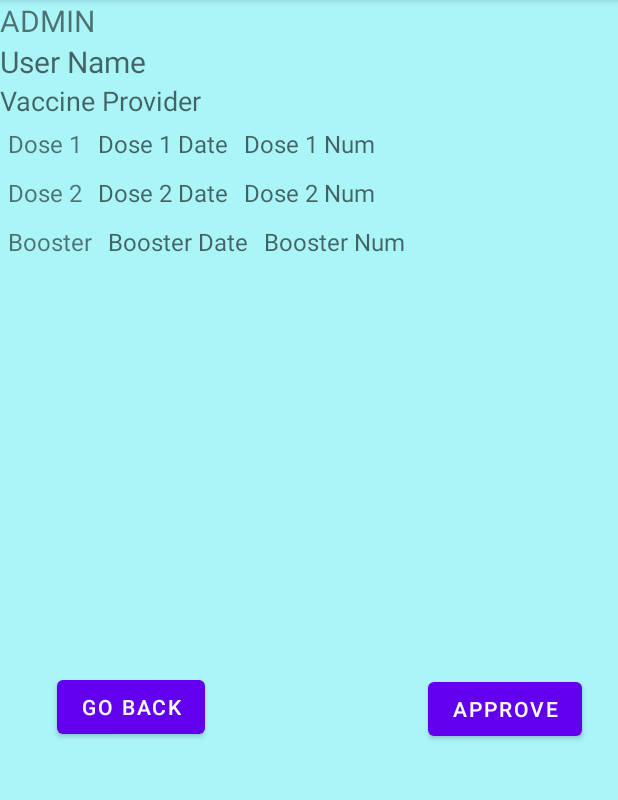
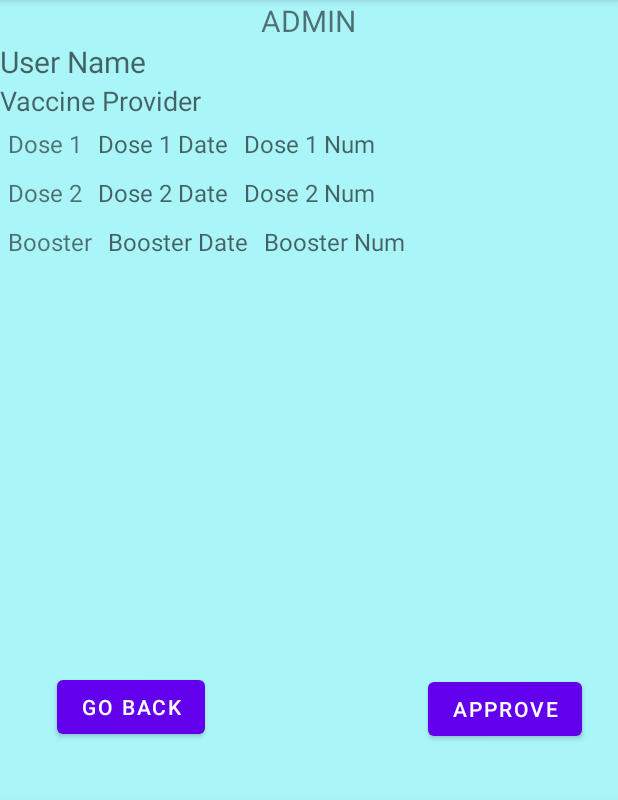
Before and after one commit to TeannaP18/VirtualVaccinationCard, an Android app: the AdminHome2Activity screen opened directly, with no data from a screen before it, on a phone screen of 412 x 824 dp, the part 84-884 px from its top. Run offline under Robolectric (Android 15) with nearby library versions, the phone set to English and light mode, and no system bars.

Commit message:
fixed adminHome2 activity TextViews

```diff
--- a/app/src/main/java/cosc490/morgan/virtualvaccinationcard/AdminHome2Activity.java
+++ b/app/src/main/java/cosc490/morgan/virtualvaccinationcard/AdminHome2Activity.java
@@ -3,6 +3,7 @@ package cosc490.morgan.virtualvaccinationcard;
 import androidx.appcompat.app.AppCompatActivity;
 
 import android.content.Intent;
+import android.graphics.Bitmap;
 import android.os.Bundle;
 import android.view.View;
 import android.widget.Button;
@@ -17,6 +18,7 @@ public class AdminHome2Activity extends AppCompatActivity {
     private Button goBack, approved;
     private DBHandler dbHandler;
     String userName2, vaccineProvider2, dose1date2, dose1Num2, dose2Date2, dose2Num2, boosterDate2, boosterNum2, imageString2;
+//    int id, approval_code;
 
     @Override
     protected void onCreate(Bundle savedInstanceState) {
@@ -33,16 +35,16 @@ public class AdminHome2Activity extends AppCompatActivity {
         boosterDate_2 = findViewById(R.id.tvBoosterDate_2);
         boosterNum_2 = findViewById(R.id.tvBoosterNum_2);
         cardImage_2 = findViewById(R.id.ivVaccinePhoto_2);
-
-        //initialize buttons
+        //buttons
         goBack = findViewById(R.id.btnGoBack);
         approved = findViewById(R.id.btnApproveRecord);
 
         dbHandler = new DBHandler(AdminHome2Activity.this);
 
         //getting which data is passed into adapter class
+//        id = getIntent().getIntExtra("id", 0);
         userName2 = getIntent().getStringExtra("name");
-        vaccineProvider2 = getIntent().getStringExtra("vaccine_provider");
+        vaccineProvider2 = getIntent().getStringExtra("vac_provider");
         dose1date2 = getIntent().getStringExtra("dose1_date");
         dose1Num2 = getIntent().getStringExtra("dose1_num");
         dose2Date2 = getIntent().getStringExtra("dose2_date");
@@ -60,7 +62,8 @@ public class AdminHome2Activity extends AppCompatActivity {
         dose2Num_2.setText(dose2Num2);
         boosterDate_2.setText(boosterDate2);
         boosterNum_2.setText(boosterNum2);
-        //cardImage_2.setImageBitmap;
+        //convert string/Bitmap to image again
+        //cardImage_2.setImageBitmap(imageString2);
 
         //go back button
         goBack.setOnClickListener(new View.OnClickListener() {
@@ -74,9 +77,8 @@ public class AdminHome2Activity extends AppCompatActivity {
         approved.setOnClickListener(new View.OnClickListener() {
             @Override
             public void onClick(View view) {
-                //dbHandler.updateRecord("0", userName2, vaccineProvider2, dose1date2, dose1Num2, dose2Date2, dose2Num2, boosterDate2, boosterNum2, imageString2, 1);
-                dbHandler.updateRecord("0", 1);
-                Toast.makeText(AdminHome2Activity.this, "Vaccination Record APPROVED!", Toast.LENGTH_SHORT).show();
+//                dbHandler.updateApprovalColumn("user_data", DBHandler.APPROVAL_COL, id, 1);
+//                Toast.makeText(AdminHome2Activity.this, "Vaccination Record APPROVED!", Toast.LENGTH_SHORT).show();
                 goBackToAdminHome();
             }
         });
--- a/app/src/main/res/layout/activity_admin_home2.xml
+++ b/app/src/main/res/layout/activity_admin_home2.xml
@@ -12,9 +12,11 @@
         android:id="@+id/tvAdminName_2"
         android:layout_width="wrap_content"
         android:layout_height="wrap_content"
+        android:layout_alignParentTop="true"
+        android:layout_centerHorizontal="true"
         android:layout_gravity="center"
-        android:textSize="20sp"
-        android:text="@string/admin" />
+        android:text="@string/admin"
+        android:textSize="20sp" />
 
     <TextView
         android:id="@+id/tvUserName_2"
```
Also changed, not shown: app/src/main/java/cosc490/morgan/virtualvaccinationcard/DBHandler.java (+18 -11 lines), app/src/main/java/cosc490/morgan/virtualvaccinationcard/UserHome2Activity.java (+15 -14 lines), app/src/main/java/cosc490/morgan/virtualvaccinationcard/VaccinationModal.java (+7 -2 lines), app/src/main/java/cosc490/morgan/virtualvaccinationcard/VaccinationRVAdapter.java (+8 -11 lines).
